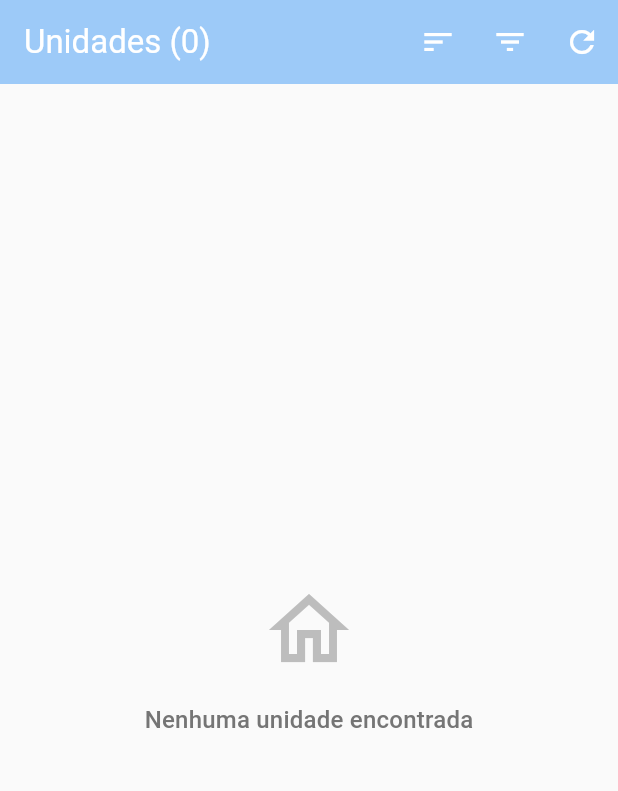
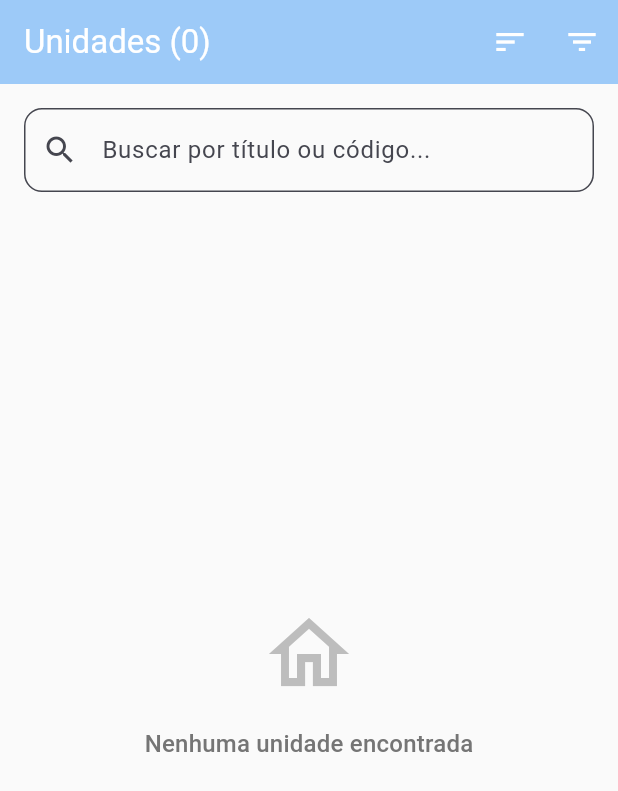
Before and after one commit to ErykAzevedo/mega-app-flutter, a Flutter app: the screen it shows after launch, on a phone screen of 412 x 824 dp. Shown: the top 791 px of the screen. Run offline on Flutter 3.47's test engine with Material 3 defaults, Android fonts, the phone set to English and light mode, and no system bars; our stand-ins replace cloud_firestore, firebase_core; accounts and stored records are empty.

Commit message:
feat: adicionar campo de busca livre e melhorar ordenação
- Adicionar campo de busca que filtra por unitTitle e unitCode
- Implementar busca case-insensitive em tempo real
- Melhorar ordenação para ser case-insensitive
- Integrar busca com filtros existentes por tags
- Adicionar mensagens de estado vazio contextuais
- Melhorar UX com botão de limpar busca

```diff
--- a/lib/screens/units_list_screen.dart
+++ b/lib/screens/units_list_screen.dart
@@ -21,11 +21,19 @@ class _UnitsListScreenState extends State<UnitsListScreen> {
   bool _isLoading = true;
   String? _errorMessage;
   SortOption _selectedSortOption = SortOption.unitTitle;
+  final TextEditingController _searchController = TextEditingController();
+  String _searchQuery = '';
 
   @override
   void initState() {
     super.initState();
     _loadUnits();
+  }
+
+  @override
+  void dispose() {
+    _searchController.dispose();
+    super.dispose();
   }
 
   Future<void> _loadUnits() async {
@@ -70,8 +78,35 @@ class _UnitsListScreenState extends State<UnitsListScreen> {
     });
   }
 
+  void _onSearchChanged(String query) {
+    setState(() {
+      _searchQuery = query.toLowerCase();
+      _applyFilters();
+    });
+  }
+
+  void _onClearSearch() {
+    setState(() {
+      _searchController.clear();
+      _searchQuery = '';
+      _applyFilters();
+    });
+  }
+
   void _applyFilters() {
-    _filteredUnits = UnitsService.filterUnitsByTags(_allUnits, _selectedTags);
+    // Primeiro aplicar filtro por tags
+    final List<Unit> tagFilteredUnits = UnitsService.filterUnitsByTags(_allUnits, _selectedTags);
+
+    // Depois aplicar busca livre
+    if (_searchQuery.isNotEmpty) {
+      _filteredUnits = tagFilteredUnits.where((unit) {
+        return unit.unitTitle.toLowerCase().contains(_searchQuery) ||
+            unit.unitCode.toLowerCase().contains(_searchQuery);
+      }).toList();
+    } else {
+      _filteredUnits = tagFilteredUnits;
+    }
+
     _applySorting();
   }
 
@@ -79,9 +114,9 @@ class _UnitsListScreenState extends State<UnitsListScreen> {
     _filteredUnits.sort((a, b) {
       switch (_selectedSortOption) {
         case SortOption.unitTitle:
-          return a.unitTitle.compareTo(b.unitTitle);
+          return a.unitTitle.toLowerCase().compareTo(b.unitTitle.toLowerCase());
         case SortOption.unitAirbnbCode:
-          return a.unitAirbnbCode.compareTo(b.unitAirbnbCode);
+          return a.unitAirbnbCode.toLowerCase().compareTo(b.unitAirbnbCode.toLowerCase());
       }
     });
   }
@@ -111,10 +146,37 @@ class _UnitsListScreenState extends State<UnitsListScreen> {
               onClearFilters: _onClearFilters,
             ),
           ],
-          IconButton(icon: const Icon(Icons.refresh), onPressed: _loadUnits, tooltip: 'Recarregar'),
         ],
       ),
-      body: _buildBody(),
+      body: RefreshIndicator(
+        onRefresh: _loadUnits,
+        child: Column(
+          children: [
+            if (!_isLoading && _errorMessage == null) _buildSearchField(),
+            Expanded(child: _buildBody()),
+          ],
+        ),
+      ),
+    );
+  }
+
+  Widget _buildSearchField() {
+    return Container(
+      padding: const EdgeInsets.all(16),
+      child: TextField(
+        controller: _searchController,
+        onChanged: _onSearchChanged,
+        decoration: InputDecoration(
+          hintText: 'Buscar por título ou código...',
+          prefixIcon: const Icon(Icons.search),
+          suffixIcon: _searchQuery.isNotEmpty
+              ? IconButton(icon: const Icon(Icons.clear), onPressed: _onClearSearch)
+              : null,
+          border: OutlineInputBorder(borderRadius: BorderRadius.circular(12)),
+          filled: true,
+          fillColor: Theme.of(context).colorScheme.surface,
+        ),
+      ),
     );
   }
 
@@ -124,7 +186,11 @@ class _UnitsListScreenState extends State<UnitsListScreen> {
     }
 
     if (_errorMessage != null) {
-      return Center(
+      return ListView(
+        physics: const AlwaysScrollableScrollPhysics(),
+        children: [
+          SizedBox(
+            height: MediaQuery.of(context).size.height - 200,
             child: Column(
               mainAxisAlignment: MainAxisAlignment.center,
               children: [
@@ -145,6 +211,8 @@ class _UnitsListScreenState extends State<UnitsListScreen> {
                 ),
               ],
             ),
+          ),
+        ],
       );
     }
 
@@ -153,26 +221,33 @@ class _UnitsListScreenState extends State<UnitsListScreen> {
 
   Widget _buildUnitsList() {
     if (_filteredUnits.isEmpty) {
-      return Center(
+      return ListView(
+        physics: const AlwaysScrollableScrollPhysics(),
+        children: [
+          SizedBox(
+            height: MediaQuery.of(context).size.height - 200,
             child: Column(
               mainAxisAlignment: MainAxisAlignment.center,
               children: [
                 Icon(_selectedTags.isEmpty ? Icons.home_outlined : Icons.search_off, size: 64, color: Colors.grey[400]),
                 const SizedBox(height: 16),
                 Text(
-              _selectedTags.isEmpty ? 'Nenhuma unidade encontrada' : 'Nenhuma unidade corresponde aos filtros',
+                  _getEmptyStateMessage(),
                   style: Theme.of(context).textTheme.titleMedium?.copyWith(color: Colors.grey[600]),
                 ),
-            if (_selectedTags.isNotEmpty) ...[
+                if (_selectedTags.isNotEmpty || _searchQuery.isNotEmpty) ...[
                   const SizedBox(height: 8),
                   TextButton(onPressed: _onClearFilters, child: const Text('Limpar filtros')),
                 ],
               ],
             ),
+          ),
+        ],
       );
     }
 
     return ListView.builder(
+      physics: const AlwaysScrollableScrollPhysics(),
       padding: const EdgeInsets.symmetric(vertical: 8),
       itemCount: _filteredUnits.length,
       itemBuilder: (context, index) {
@@ -180,4 +255,16 @@ class _UnitsListScreenState extends State<UnitsListScreen> {
       },
     );
   }
+
+  String _getEmptyStateMessage() {
+    if (_selectedTags.isEmpty && _searchQuery.isEmpty) {
+      return 'Nenhuma unidade encontrada';
+    } else if (_selectedTags.isNotEmpty && _searchQuery.isNotEmpty) {
+      return 'Nenhuma unidade corresponde aos filtros e busca';
+    } else if (_selectedTags.isNotEmpty) {
+      return 'Nenhuma unidade corresponde aos filtros';
+    } else {
+      return 'Nenhuma unidade corresponde à busca';
     }
+  }
+}
```
Lines whose indentation alone changed are shown as unchanged.
